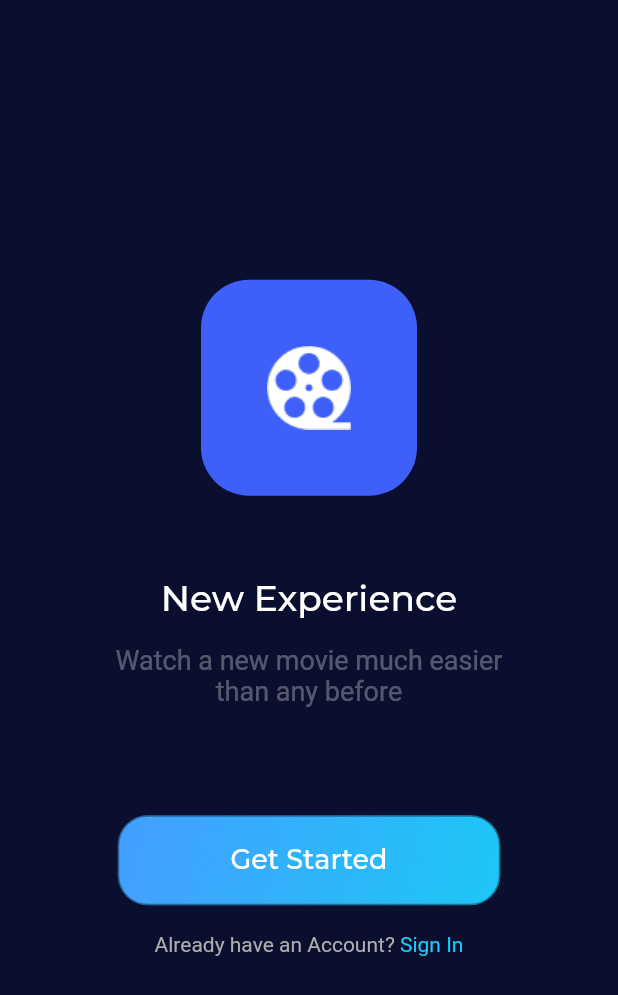
After one commit to dinhdung140198/movie_ticket, a Flutter app: the OnbroadingScreen screen opened directly, on a phone screen of 412 x 824 dp. The commit adds this screen. Shown: the top 995 px of the screen. Run offline on Flutter 3.47's test engine with Material 2 defaults, Android fonts, the phone set to English and light mode, and no system bars.

Commit message:
build onbroading screen

```diff
--- a/lib/internal/utils/style.dart
+++ b/lib/internal/utils/style.dart
@@ -1,13 +1,43 @@
 import 'package:flutter/material.dart';
 
-class AppFonts{
+class AppFonts {
+  static const String Montserrat = "Montserrat";
 }
 
-class AppTextStyle{
+class AppTextStyle {
+  static const TextStyle montserrat = TextStyle(
+    fontFamily: AppFonts.Montserrat,
+  );
 
+  static TextStyle get titleText => montserrat.copyWith(
+        fontSize: 24.0,
+        color: AppColors.titleColor,
+        fontWeight: FontWeight.w500,
+      );
+
+  static TextStyle get normal => montserrat.copyWith(
+        fontSize: 20.0,
+        color: AppColors.titleColor,
+        fontWeight: FontWeight.w300,
+      );
+
+  static TextStyle get content => montserrat.copyWith(
+        fontSize: 16.0,
+        color: AppColors.titleColor,
+        fontWeight: FontWeight.w400,
+      );
+
+  static TextStyle get textButton => montserrat.copyWith(
+        fontSize: 18.0,
+        color: AppColors.titleColor,
+        fontWeight: FontWeight.w500,
+      );
 }
 
-class AppColors{
+class AppColors {
   static const Color backgroundColor = Color(0xFF0B0F2F);
   static const Color mainColor = Color(0xFF3E60F9);
+  static const Color blueEFF = Color(0xFF449EFF);
+  static const Color blue7F7 = Color(0xFF1DC7F7);
+  static const Color titleColor = Color(0xFFFFFFFF);
 }
--- /dev/null
+++ b/lib/page/onbroading/onbroading.dart
@@ -0,0 +1,92 @@
+import 'package:flutter/material.dart';
+import 'package:movie_ticket/internal/utils/app_assets.dart';
+import 'package:movie_ticket/internal/utils/style.dart';
+import 'package:movie_ticket/page/widgets/app_botton.dart';
+
+class OnbroadingScreen extends StatelessWidget {
+  const OnbroadingScreen({super.key});
+
+  @override
+  Widget build(BuildContext context) {
+    return Scaffold(
+      backgroundColor: AppColors.backgroundColor,
+      body: Center(
+        child: Padding(
+          padding: const EdgeInsets.symmetric(horizontal: 60),
+          child: Column(
+              crossAxisAlignment: CrossAxisAlignment.center,
+              mainAxisSize: MainAxisSize.max,
+              mainAxisAlignment: MainAxisAlignment.center,
+              children: [
+                Container(
+                  width: 144,
+                  height: 144,
+                  decoration: BoxDecoration(
+                      color: AppColors.mainColor,
+                      borderRadius: BorderRadius.circular(32.0)),
+                  child: Image.asset(
+                    AppIcons.splashIcon,
+                    // fit: BoxFit.fill,
+                    width: 55.48,
+                    height: 55.48,
+                  ),
+                ),
+                const SizedBox(
+                  height: 54,
+                ),
+                Text(
+                  "New Experience",
+                  style: AppTextStyle.titleText,
+                ),
+                const SizedBox(
+                  height: 16,
+                ),
+                Text(
+                  "Watch a new movie much easier than any before",
+                  textAlign: TextAlign.center,
+                  style: TextStyle(
+                      fontSize: 18,
+                      color: const Color(0xFFFFFFFF).withOpacity(0.3)),
+                ),
+                const SizedBox(
+                  height: 72,
+                ),
+                AppButton(
+                  text: "Get Started",
+                  textStyle: AppTextStyle.textButton,
+                  width: 255,
+                  height: 60,
+                  radius: 20,
+                  linearGradient: const LinearGradient(
+                      colors: [AppColors.blueEFF, AppColors.blue7F7],
+                      begin: FractionalOffset.topLeft,
+                      end: FractionalOffset.bottomRight,
+                      stops: [0.0, 1.0]),
+                  ontap: () {},
+                ),
+                const SizedBox(
+                  height: 18,
+                ),
+                Row(
+                  mainAxisAlignment: MainAxisAlignment.center,
+                  children: [
+                    const Text(
+                      "Already have an Account? ",
+                      style: TextStyle(fontSize: 14, color: Color(0xFFADADAD)),
+                    ),
+                    InkWell(
+                      onTap: () {},
+                      child: const Text(
+                        "Sign In",
+                        style:
+                            TextStyle(fontSize: 14, color: AppColors.blue7F7),
+                      ),
+                    ),
+                  ],
+                ),
+              ]),
+        ),
+      ),
+    );
+  }
+}
--- /dev/null
+++ b/lib/page/widgets/app_botton.dart
@@ -0,0 +1,51 @@
+import 'package:flutter/material.dart';
+
+class AppButton extends StatelessWidget {
+  final double? height;
+  final double? width;
+  final double? radius;
+  final Color? colorButton;
+  final Color? borderColor;
+  final LinearGradient? linearGradient;
+  final String? text;
+  final TextStyle? textStyle;
+  final VoidCallback? ontap;
+
+  const AppButton({
+    super.key,
+    this.height,
+    this.width,
+    this.radius,
+    this.colorButton,
+    this.borderColor,
+    this.text,
+    this.textStyle,
+    this.ontap,
+    this.linearGradient,
+  });
+
+  @override
+  Widget build(BuildContext context) {
+    return InkWell(
+      onTap: ontap,
+      borderRadius: BorderRadius.circular(radius ?? 10),
+      child: Container(
+        width: width ?? 150,
+        height: height ?? 50,
+        decoration: BoxDecoration(
+            color: colorButton,
+            gradient: linearGradient,
+            border: Border.all(
+              color: borderColor ?? Colors.black.withOpacity(0.4),
+            ),
+            borderRadius: BorderRadius.circular(radius ?? 10)),
+        child: Center(
+          child: Text(
+            text ?? "button",
+            style: textStyle,
+          ),
+        ),
+      ),
+    );
+  }
+}
```
Also changed, not shown: pubspec.yaml (+15 -12 lines), assets/fonts/Montserrat-Black.ttf (added), assets/fonts/Montserrat-Bold.ttf (added), assets/fonts/Montserrat-Light.ttf (added), assets/fonts/Montserrat-Medium.ttf (added), assets/fonts/Montserrat-Regular.ttf (added), assets/fonts/Montserrat-Thin.ttf (added).
